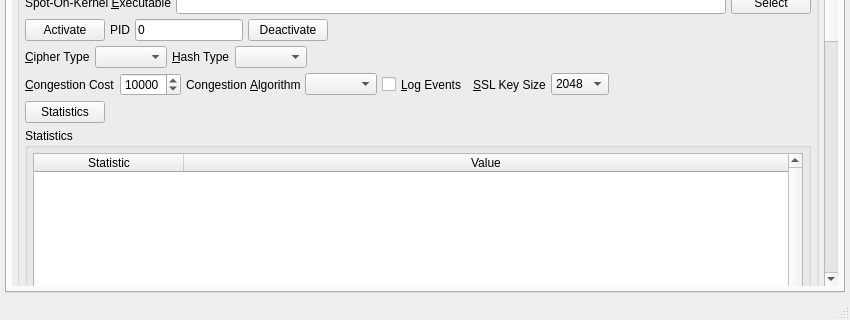
This is branches/trunk/UI/controlcenter.ui in textbrowser/spot-on as Qt 5 draws it before an edit; both pictures show x 0 to 850 and y 230 to 550 of the 850 by 550 pixel window. The edited form follows.
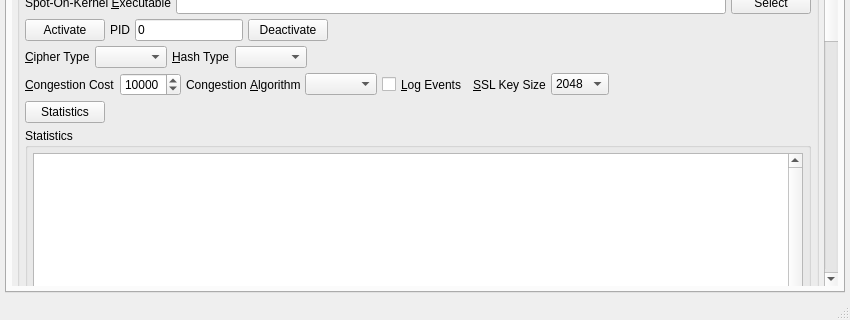
This is the edited form. The open tabs and pages were chosen to show the change. Icons and pictures are not drawn. Custom widgets are drawn as their Qt base class.

Commit message: Kernel statistics.

The edit to the form file:
```diff
--- a/branches/trunk/UI/controlcenter.ui
+++ b/branches/trunk/UI/controlcenter.ui
@@ -5018,7 +5018,7 @@
             <rect>
              <x>0</x>
              <y>0</y>
-             <width>711</width>
+             <width>812</width>
              <height>1134</height>
             </rect>
            </property>
@@ -5597,7 +5597,7 @@
                      <number>5</number>
                     </property>
                     <item>
-                     <widget class="QTableWidget" name="kernelStatistics">
+                     <widget class="QTableView" name="kernelStatistics">
                       <property name="minimumSize">
                        <size>
                         <width>0</width>
@@ -5622,22 +5622,12 @@
                       <property name="sortingEnabled">
                        <bool>true</bool>
                       </property>
-                      <attribute name="horizontalHeaderDefaultSectionSize">
+                      <attribute name="horizontalHeaderMinimumSectionSize">
                        <number>150</number>
                       </attribute>
                       <attribute name="horizontalHeaderStretchLastSection">
                        <bool>true</bool>
                       </attribute>
-                      <column>
-                       <property name="text">
-                        <string>Statistic</string>
-                       </property>
-                      </column>
-                      <column>
-                       <property name="text">
-                        <string>Value</string>
-                       </property>
-                      </column>
                      </widget>
                     </item>
                    </layout>
```
Left out of the diff: 30 changed lines with no effect on the pictures. The commit also changes 6 other files.
